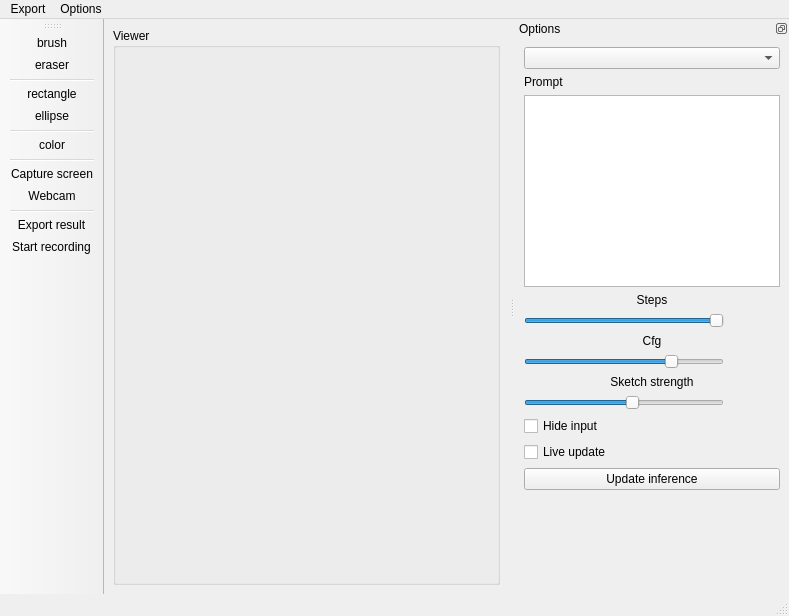
The window that interface.ui (s-du/FocusPocusAI) describes before a commit, drawn with Qt 5.
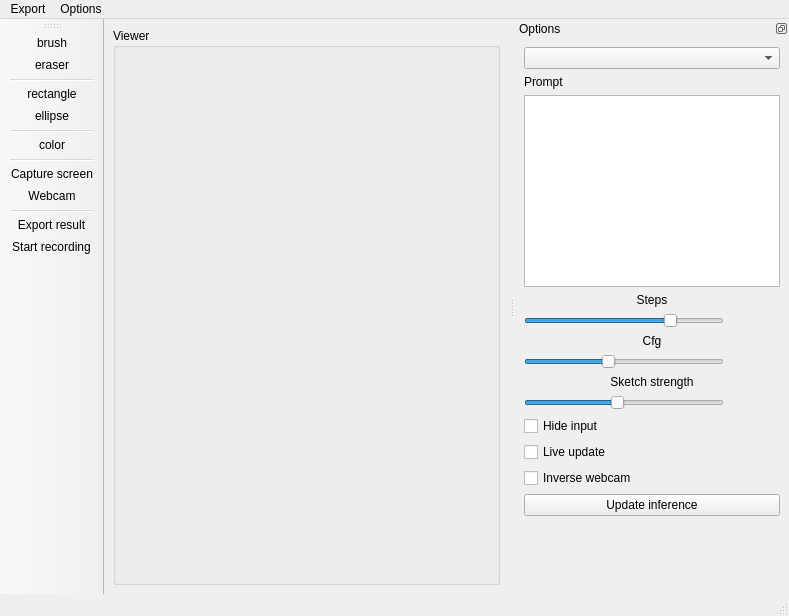
The same window after the commit.

Commit message: Add inverse webcam

The edit to the form file:
```diff
--- a/interface.ui
+++ b/interface.ui
@@ -161,7 +161,7 @@
           <number>8</number>
          </property>
          <property name="value">
-          <number>8</number>
+          <number>7</number>
          </property>
          <property name="orientation">
           <enum>Qt::Horizontal</enum>
@@ -201,7 +201,7 @@
           <number>30</number>
          </property>
          <property name="value">
-          <number>23</number>
+          <number>13</number>
          </property>
          <property name="orientation">
           <enum>Qt::Horizontal</enum>
@@ -241,7 +241,10 @@
           <number>100</number>
          </property>
          <property name="value">
-          <number>55</number>
+          <number>47</number>
+         </property>
+         <property name="sliderPosition">
+          <number>47</number>
          </property>
          <property name="orientation">
           <enum>Qt::Horizontal</enum>
@@ -264,6 +267,13 @@
        </property>
       </widget>
      </item>
+     <item>
+      <widget class="QCheckBox" name="checkBox_inverse">
+       <property name="text">
+        <string>Inverse webcam</string>
+       </property>
+      </widget>
+     </item>
      <item>
       <widget class="QPushButton" name="pushButton">
        <property name="minimumSize">
```
The commit also changes 1 other file.
